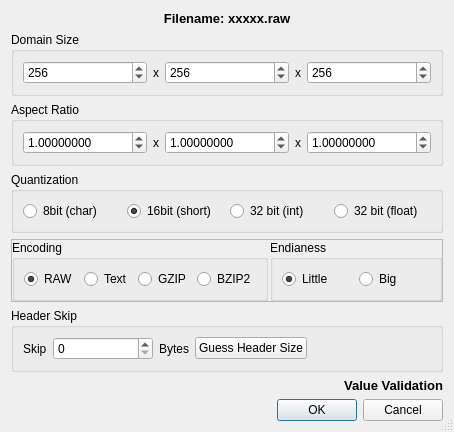
This is ImageVis3D/UI/UI/RAWDialog.ui in SCIInstitute/ImageVis3D as Qt 5 draws it before an edit. The edited form follows.
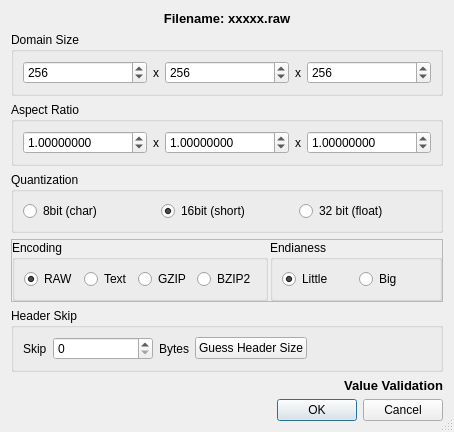
This is the edited form.

Commit message: changed 32 int to float in the load raw dialog

```diff
--- a/ImageVis3D/UI/UI/RAWDialog.ui
+++ b/ImageVis3D/UI/UI/RAWDialog.ui
@@ -228,13 +228,6 @@
         </property>
        </widget>
       </item>
-      <item>
-       <widget class="QRadioButton" name="radioButton_32bitInt" >
-        <property name="text" >
-         <string>32 bit (int)</string>
-        </property>
-       </widget>
-      </item>
       <item>
        <widget class="QRadioButton" name="radioButton_32BitFloat" >
         <property name="text" >
```
Left out of the diff: 16 changed lines with no effect on the pictures. The commit also changes 3 other files.
